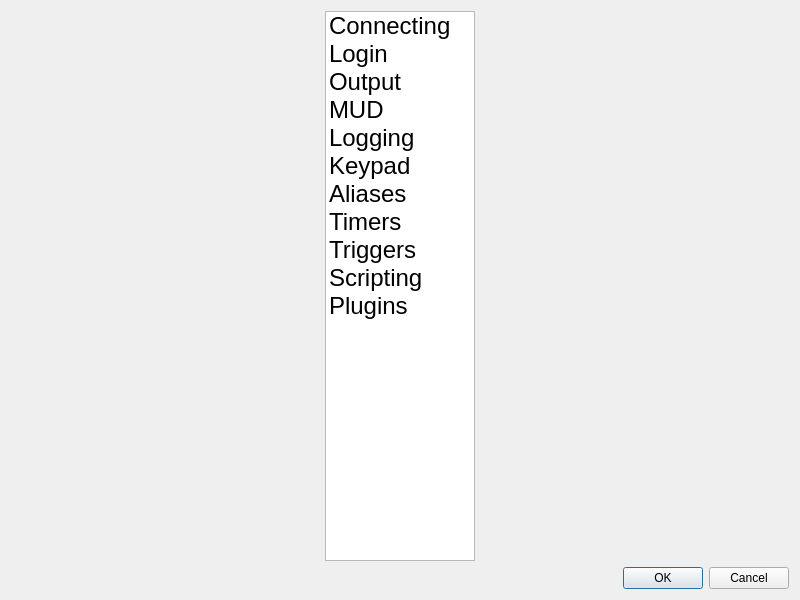
Above: smushclient-qt/cpp/ui/worlddetails/worlddetails.ui from jnbooth/smushclient before the change. Below: the same form after it.
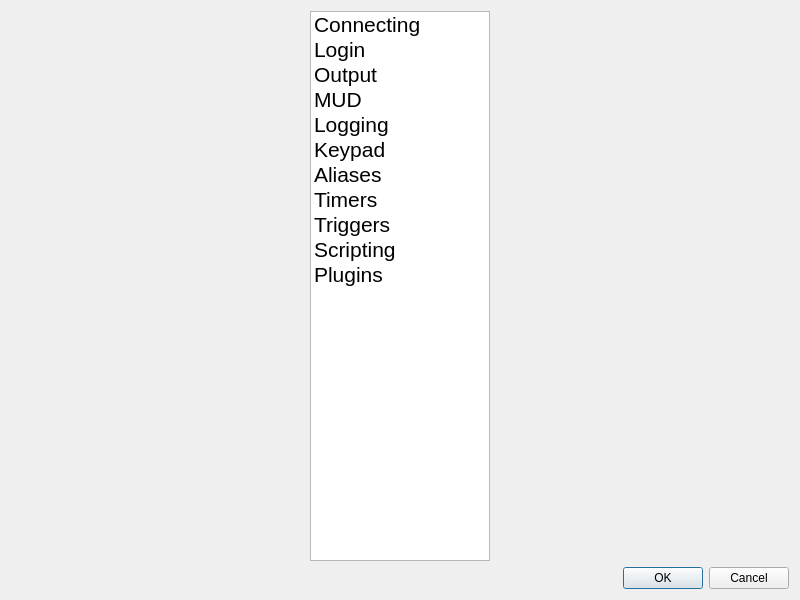
That is the form after the change. Icons and pictures are not drawn.

Patch:
```diff
--- a/smushclient-qt/cpp/ui/worlddetails/worlddetails.ui
+++ b/smushclient-qt/cpp/ui/worlddetails/worlddetails.ui
@@ -29,13 +29,13 @@
        </property>
        <property name="maximumSize">
         <size>
-         <width>150</width>
+         <width>180</width>
          <height>16777215</height>
         </size>
        </property>
        <property name="font">
         <font>
-         <pointsize>18</pointsize>
+         <pointsize>16</pointsize>
         </font>
        </property>
        <property name="editTriggers">
```
